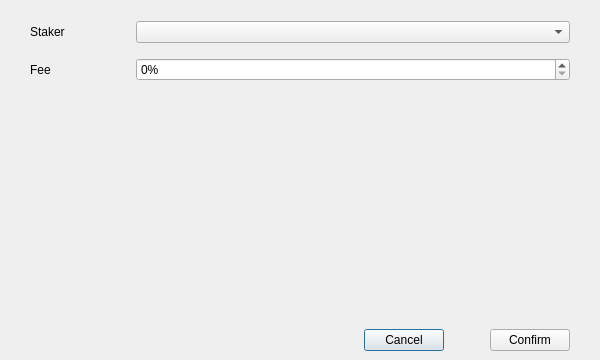
Qt form src/qt/forms/addsuperstakerpage.ui (qtumproject/qtum) before a commit.
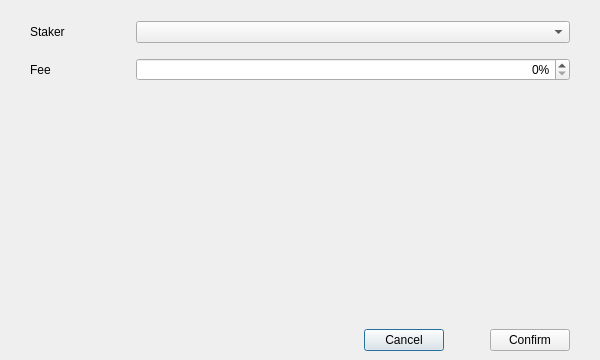
The same form after that commit. Custom widgets are drawn as their Qt base class.

Commit message: Add dialog to get delegations for super staker

Diff of the .ui file:
```diff
--- a/src/qt/forms/addsuperstakerpage.ui
+++ b/src/qt/forms/addsuperstakerpage.ui
@@ -84,6 +84,9 @@
          <height>0</height>
         </size>
        </property>
+       <property name="alignment">
+        <set>Qt::AlignRight|Qt::AlignTrailing|Qt::AlignVCenter</set>
+       </property>
        <property name="suffix">
         <string>%</string>
        </property>
```
The commit also changes 5 other files.
